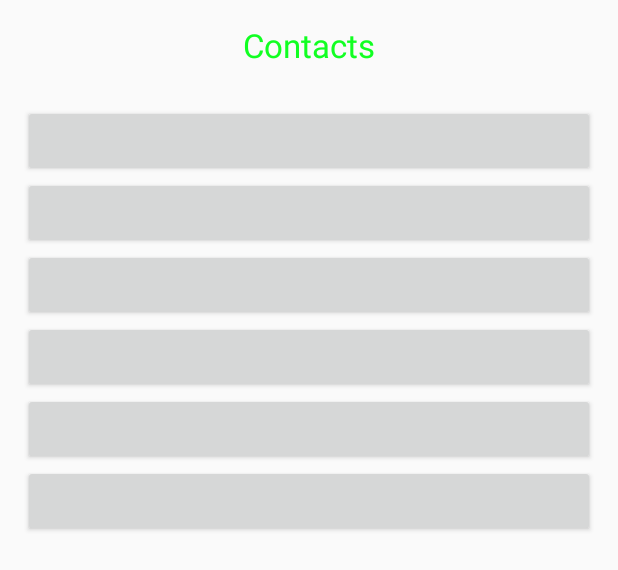
After one commit to edwinjosechittilappilly/ARGUS, an Android app: the layout contacts.xml on its own in the app's theme, with its tools: preview values and no code run, on a phone screen of 412 x 824 dp. The commit adds this screen. Shown: the top 570 px of the screen. Run offline under Robolectric (Android 15) with nearby library versions, the phone set to English and light mode, and no system bars.

Commit message:
added a basic contacts view

```diff
--- /dev/null
+++ b/app/src/main/res/layout/contacts.xml
@@ -0,0 +1,53 @@
+<?xml version="1.0" encoding="utf-8"?>
+<LinearLayout xmlns:android="http://schemas.android.com/apk/res/android"
+    android:layout_width="fill_parent"
+    android:layout_height="fill_parent"
+    android:orientation="vertical"
+    android:padding="15dip" >
+
+    <TextView
+        android:layout_width="wrap_content"
+        android:layout_height="wrap_content"
+        android:layout_gravity="center"
+        android:layout_marginBottom="25dip"
+        android:text="@string/main_label"
+        android:textColor="@color/colorPrimary"
+        android:textSize="22sp" />
+
+    <Button
+        android:id="@+id/button1"
+        android:layout_width="fill_parent"
+        android:layout_height="wrap_content"
+        android:textSize="18sp" />
+
+    <Button
+        android:id="@+id/button2"
+        android:layout_width="fill_parent"
+        android:layout_height="wrap_content"
+        android:textSize="18sp" />
+
+    <Button
+        android:id="@+id/button3"
+        android:layout_width="fill_parent"
+        android:layout_height="wrap_content"
+        android:textSize="18sp" />
+
+    <Button
+        android:id="@+id/button4"
+        android:layout_width="fill_parent"
+        android:layout_height="wrap_content"
+        android:textSize="18sp" />
+
+    <Button
+        android:id="@+id/button5"
+        android:layout_width="fill_parent"
+        android:layout_height="wrap_content"
+        android:textSize="18sp" />
+
+    <Button
+        android:id="@+id/button6"
+        android:layout_width="fill_parent"
+        android:layout_height="wrap_content"
+        android:textSize="18sp" />
+
+</LinearLayout>
--- /dev/null
+++ b/app/src/main/res/layout/gesture_pad.xml
@@ -0,0 +1,5 @@
+<?xml version="1.0" encoding="utf-8"?>
+<android.gesture.GestureOverlayView xmlns:android="http://schemas.android.com/apk/res/android"
+    android:layout_width="match_parent" android:layout_height="match_parent">
+
+</android.gesture.GestureOverlayView>
--- a/app/src/main/res/values/strings.xml
+++ b/app/src/main/res/values/strings.xml
@@ -1,3 +1,5 @@
 <resources>
     <string name="app_name">ARGUS</string>
+
+    <string name="main_label">Contacts</string>
 </resources>
```
Also changed, not shown: app/src/main/res/values/dimens.xml (+55 -3 lines).
